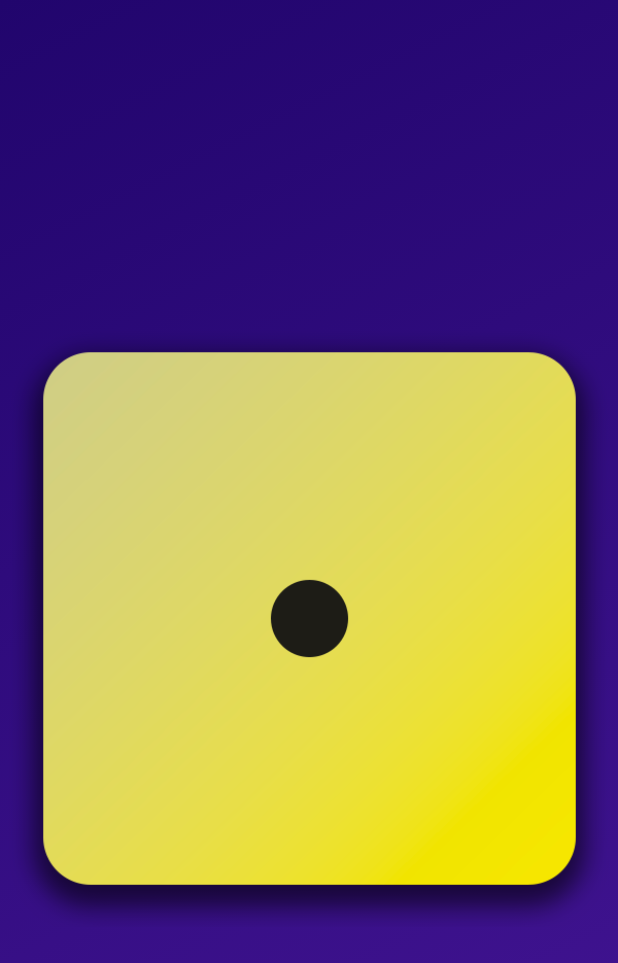
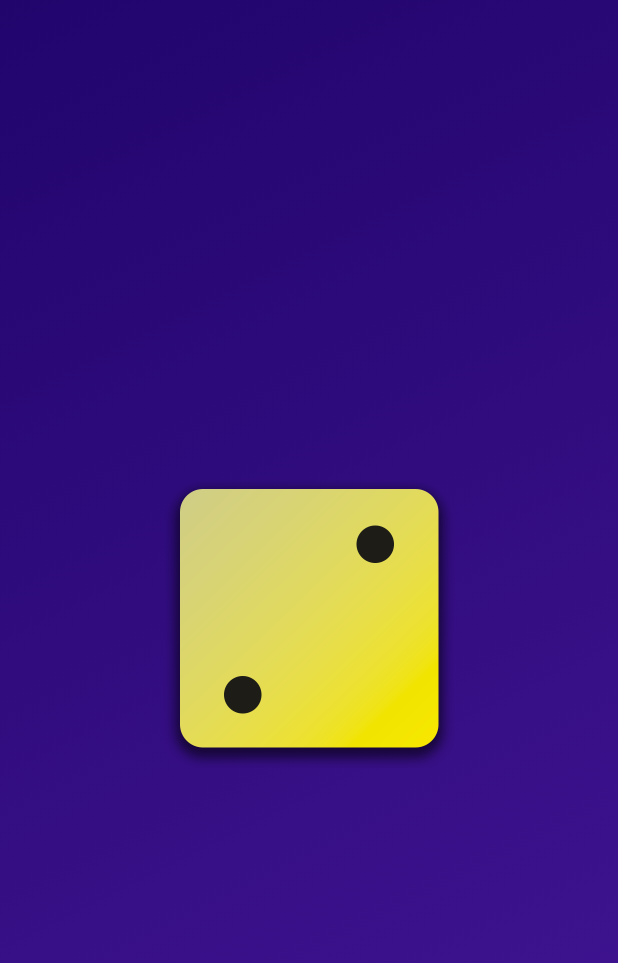
Before and after one commit to gabriel-rodriguezcastellini/first_app, a Flutter app: the screen it shows after launch, on a phone screen of 412 x 824 dp. Shown: the top 963 px of the screen. Run offline on Flutter 3.47's test engine with Material 3 defaults, Android fonts, the phone set to English and light mode, and no system bars.

Commit message:
Update dice image in GradientContainer to use dice-2.png

```diff
--- a/lib/gradient_container.dart
+++ b/lib/gradient_container.dart
@@ -19,7 +19,7 @@ class GradientContainer extends StatelessWidget {
           end: endAlignment,
         ),
       ),
-      child: Center(child: Image.asset('assets/images/dice-1.png')),
+      child: Center(child: Image.asset('assets/images/dice-2.png', width: 200)),
     );
   }
 }
```
